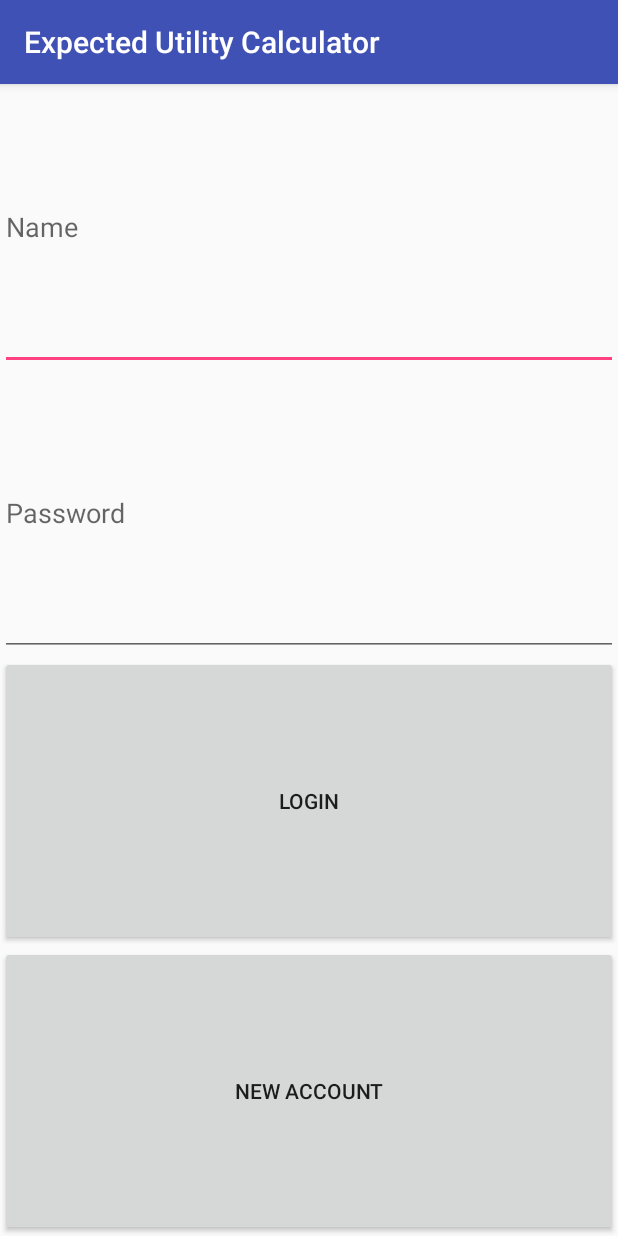
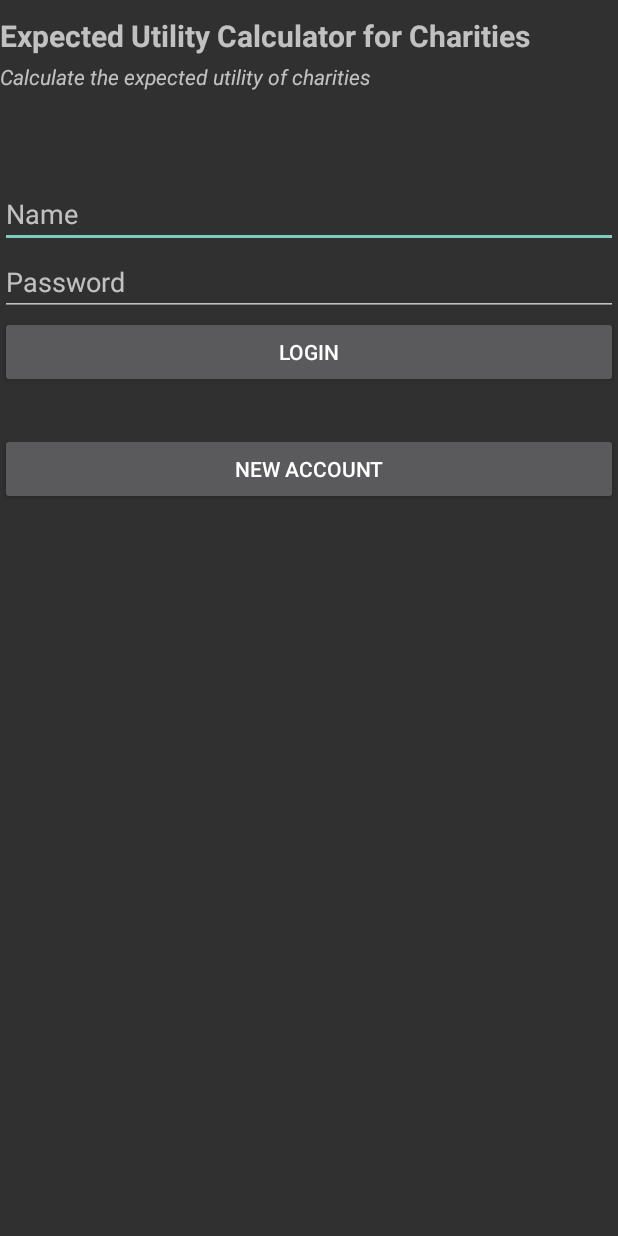
Before and after one commit to DimitrivC/Final_Project, an Android app: the screen it shows after launch (MainActivity), on a phone screen of 412 x 824 dp. Run offline under Robolectric (Android 15) with nearby library versions, the phone set to English and light mode, and no system bars; our stand-ins replace Firebase (no records; nobody signed in at launch, a user with empty details on screens opened directly).

Commit message:
layout changes: theme, relative layout, locations certain layout children

```diff
--- a/app/app/src/main/AndroidManifest.xml
+++ b/app/app/src/main/AndroidManifest.xml
@@ -18,7 +18,7 @@
         android:label="@string/name_app"
         android:roundIcon="@mipmap/ic_launcher_round"
         android:supportsRtl="true"
-        android:theme="@style/AppTheme">
+        android:theme="@style/Theme.AppCompat.NoActionBar">
         <activity android:name=".MainActivity">
             <intent-filter>
                 <action android:name="android.intent.action.MAIN" />
--- a/app/app/src/main/res/layout/activity_main.xml
+++ b/app/app/src/main/res/layout/activity_main.xml
@@ -1,5 +1,5 @@
 <?xml version="1.0" encoding="utf-8"?>
-<LinearLayout xmlns:android="http://schemas.android.com/apk/res/android"
+<RelativeLayout xmlns:android="http://schemas.android.com/apk/res/android"
     xmlns:app="http://schemas.android.com/apk/res-auto"
     xmlns:tools="http://schemas.android.com/tools"
     android:layout_width="match_parent"
@@ -7,14 +7,36 @@
     android:orientation="vertical"
     tools:context="com.example.dimitrivc.final_project.MainActivity">
 
+    <TextView
+        android:id="@+id/textView11"
+        android:layout_width="wrap_content"
+        android:layout_height="wrap_content"
+        android:gravity="top"
+        android:text="Expected Utility Calculator for Charities"
+        android:textSize="20sp"
+        android:textStyle="bold"
+        android:layout_marginTop="10dp"/>
+
+    <TextView
+        android:id="@+id/textView12"
+        android:layout_width="wrap_content"
+        android:layout_height="wrap_content"
+        android:text="Calculate the expected utility of charities"
+        android:gravity="top"
+        android:textStyle="italic"
+        android:layout_marginTop="41dp"
+        android:layout_marginBottom="30dp"/>
+
     <EditText
         android:id="@+id/editText"
         android:layout_width="match_parent"
         android:layout_height="wrap_content"
         android:layout_weight="1"
         android:ems="10"
-        android:inputType="textEmailAddress"
-        android:hint="Name" />
+        android:hint="Name"
+        android:gravity="top"
+        android:layout_marginTop="120dp"
+        android:inputType="textEmailAddress" />
 
     <EditText
         android:id="@+id/editText2"
@@ -22,8 +44,9 @@
         android:layout_height="wrap_content"
         android:layout_weight="1"
         android:ems="10"
-        android:inputType="textPassword"
-        android:hint="Password" />
+        android:hint="Password"
+        android:layout_below="@+id/editText"
+        android:inputType="textPassword" />
 
     <Button
         android:id="@+id/button"
@@ -31,6 +54,7 @@
         android:layout_height="wrap_content"
         android:layout_weight="1"
         android:onClick="GoToTable"
+        android:layout_below="@+id/editText2"
         android:text="Login" />
 
     <Button
@@ -39,6 +63,8 @@
         android:layout_height="wrap_content"
         android:layout_weight="1"
         android:onClick="GoToCreate"
-        android:text="New Account" />
+        android:layout_below="@+id/button"
+        android:text="New Account"
+        android:layout_marginTop="30dp"/>
 
-</LinearLayout>
+</RelativeLayout>
```
Also changed, not shown: app/app/src/main/res/layout/activity_create.xml (+16 -4 lines), app/app/src/main/res/layout/activity_table.xml (+22 -9 lines).
